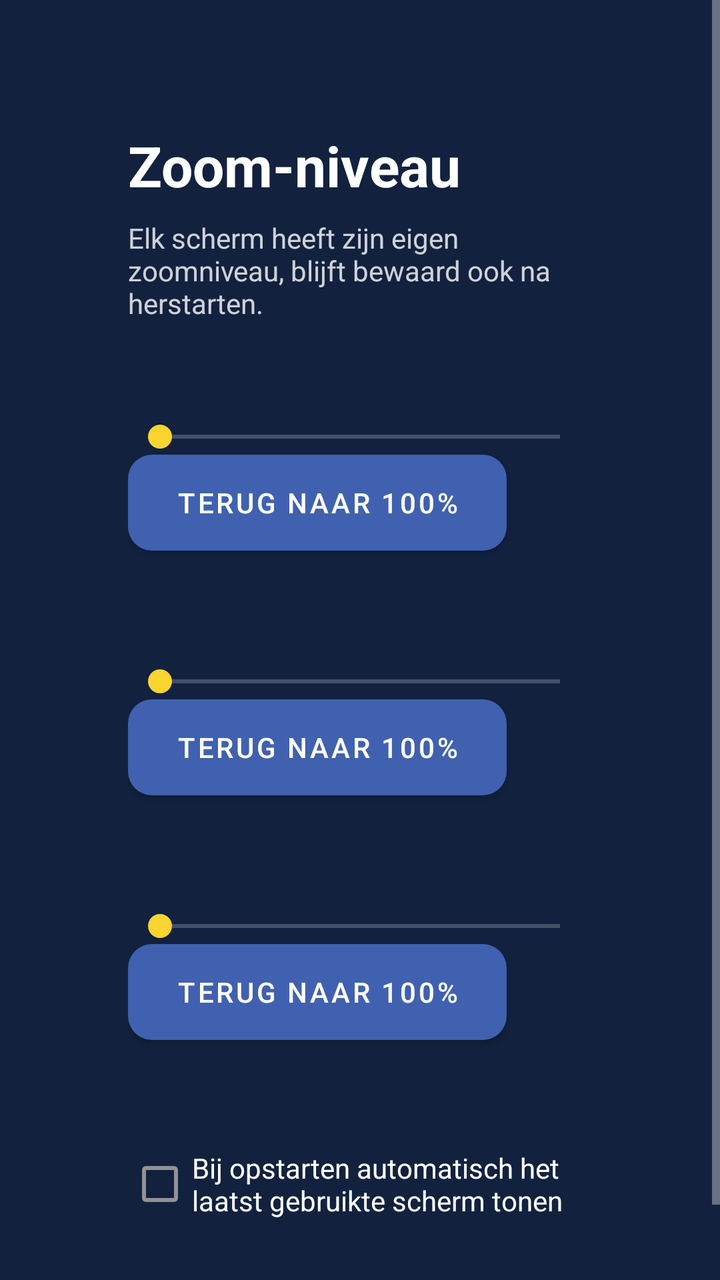
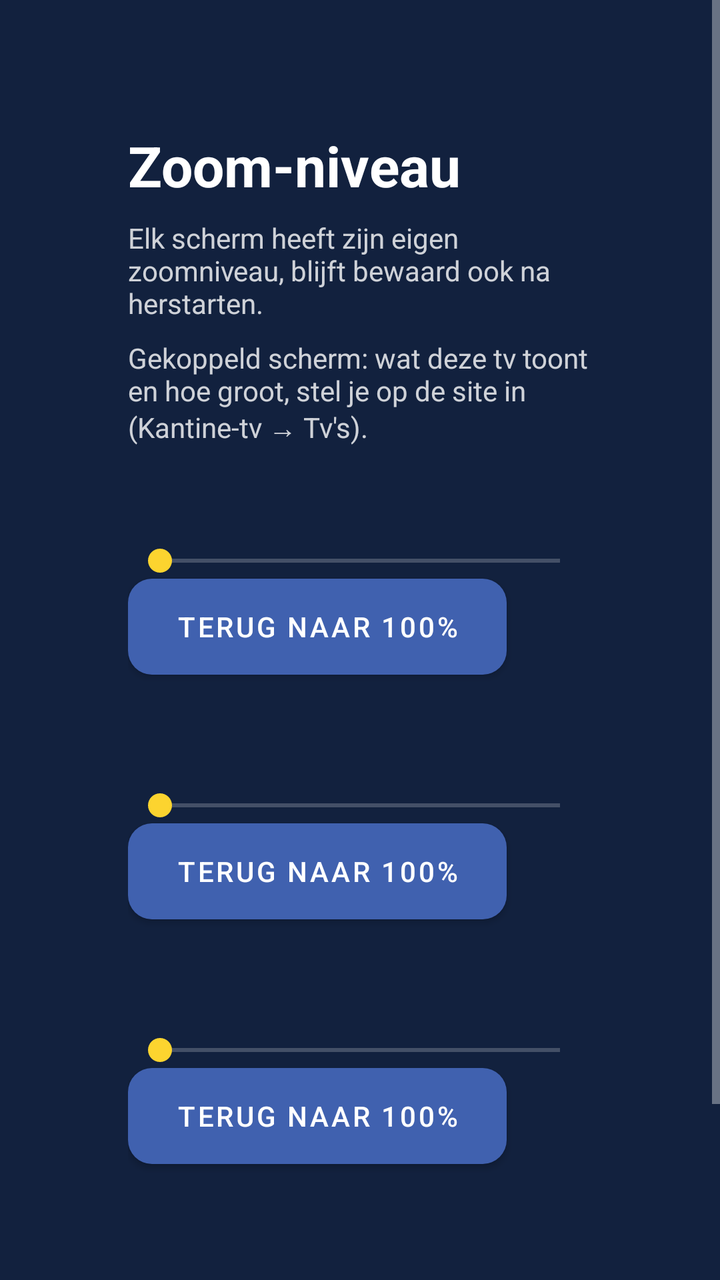

Two renders of the same Android screen: before a commit and after it. Below are the layout's source before the change and the commit's diff.
<!-- AndroidManifest.xml: activity theme Theme.KantineTv -->
<!-- res/layout/activity_settings.xml -->
<?xml version="1.0" encoding="utf-8"?>
<ScrollView xmlns:android="http://schemas.android.com/apk/res/android"
    xmlns:app="http://schemas.android.com/apk/res-auto"
    android:layout_width="match_parent"
    android:layout_height="match_parent"
    android:background="@color/achtergrond"
    android:fillViewport="true">

    <LinearLayout
        android:layout_width="match_parent"
        android:layout_height="wrap_content"
        android:orientation="vertical"
        android:padding="64dp">

        <TextView
            android:layout_width="wrap_content"
            android:layout_height="wrap_content"
            android:text="@string/zoom_titel"
            android:textColor="@color/wit"
            android:textSize="28sp"
            android:textStyle="bold" />

        <TextView
            android:layout_width="wrap_content"
            android:layout_height="wrap_content"
            android:layout_marginTop="8dp"
            android:layout_marginBottom="24dp"
            android:text="@string/zoom_uitleg"
            android:textColor="@color/wit"
            android:alpha="0.8" />

        
        <LinearLayout
            android:layout_width="match_parent"
            android:layout_height="wrap_content"
            android:gravity="center_vertical"
            android:orientation="horizontal">

            <TextView
                android:id="@+id/prijzenTitel"
                android:layout_width="0dp"
                android:layout_height="wrap_content"
                android:layout_weight="1"
                android:textColor="@color/wit"
                android:textSize="18sp"
                android:textStyle="bold" />

            <TextView
                android:id="@+id/prijzenZoomWaarde"
                android:layout_width="wrap_content"
                android:layout_height="wrap_content"
                android:textColor="@color/geel"
                android:textSize="18sp"
                android:textStyle="bold" />
        </LinearLayout>

        <SeekBar
            android:id="@+id/prijzenZoomSeekbar"
            android:layout_width="match_parent"
            android:layout_height="wrap_content"
            android:focusable="true"
            android:nextFocusDown="@id/prijzenZoomResetKnop" />

        <Button
            android:id="@+id/prijzenZoomResetKnop"
            android:layout_width="wrap_content"
            android:layout_height="wrap_content"
            android:layout_marginBottom="32dp"
            android:background="@drawable/tv_card_background"
            android:paddingHorizontal="24dp"
            android:text="@string/zoom_reset"
            android:textColor="@color/wit"
            android:nextFocusUp="@id/prijzenZoomSeekbar"
            android:nextFocusDown="@id/diasZoomSeekbar"
            app:backgroundTint="@null" />

        
        <LinearLayout
            android:layout_width="match_parent"
            android:layout_height="wrap_content"
            android:gravity="center_vertical"
            android:orientation="horizontal">

            <TextView
                android:id="@+id/diasTitel"
                android:layout_width="0dp"
                android:layout_height="wrap_content"
                android:layout_weight="1"
                android:textColor="@color/wit"
                android:textSize="18sp"
                android:textStyle="bold" />

            <TextView
                android:id="@+id/diasZoomWaarde"
                android:layout_width="wrap_content"
                android:layout_height="wrap_content"
                android:textColor="@color/geel"
                android:textSize="18sp"
                android:textStyle="bold" />
        </LinearLayout>

        <SeekBar
            android:id="@+id/diasZoomSeekbar"
            android:layout_width="match_parent"
            android:layout_height="wrap_content"
            android:focusable="true"
            android:nextFocusUp="@id/prijzenZoomResetKnop"
            android:nextFocusDown="@id/diasZoomResetKnop" />

        <Button
            android:id="@+id/diasZoomResetKnop"
            android:layout_width="wrap_content"
            android:layout_height="wrap_content"
            android:layout_marginBottom="32dp"
            android:background="@drawable/tv_card_background"
            android:paddingHorizontal="24dp"
            android:text="@string/zoom_reset"
            android:textColor="@color/wit"
            android:nextFocusUp="@id/diasZoomSeekbar"
            android:nextFocusDown="@id/gedeeldZoomSeekbar"
            app:backgroundTint="@null" />

        
        <LinearLayout
            android:layout_width="match_parent"
            android:layout_height="wrap_content"
            android:gravity="center_vertical"
            android:orientation="horizontal">

            <TextView
                android:id="@+id/gedeeldTitel"
                android:layout_width="0dp"
                android:layout_height="wrap_content"
                android:layout_weight="1"
                android:textColor="@color/wit"
                android:textSize="18sp"
                android:textStyle="bold" />

            <TextView
                android:id="@+id/gedeeldZoomWaarde"
                android:layout_width="wrap_content"
                android:layout_height="wrap_content"
                android:textColor="@color/geel"
                android:textSize="18sp"
                android:textStyle="bold" />
        </LinearLayout>

        <SeekBar
            android:id="@+id/gedeeldZoomSeekbar"
            android:layout_width="match_parent"
            android:layout_height="wrap_content"
            android:focusable="true"
            android:nextFocusUp="@id/diasZoomResetKnop"
            android:nextFocusDown="@id/gedeeldZoomResetKnop" />

        <Button
            android:id="@+id/gedeeldZoomResetKnop"
            android:layout_width="wrap_content"
            android:layout_height="wrap_content"
            android:background="@drawable/tv_card_background"
            android:paddingHorizontal="24dp"
            android:text="@string/zoom_reset"
            android:textColor="@color/wit"
            android:nextFocusUp="@id/gedeeldZoomSeekbar"
            android:nextFocusDown="@id/autoStartCheckbox"
            app:backgroundTint="@null" />

        <CheckBox
            android:id="@+id/autoStartCheckbox"
            android:layout_width="wrap_content"
            android:layout_height="wrap_content"
            android:layout_marginTop="48dp"
            android:text="@string/auto_start_label"
            android:textColor="@color/wit"
            android:nextFocusUp="@id/gedeeldZoomResetKnop" />

    </LinearLayout>
</ScrollView>
<!-- resources referenced by this layout -->
<resources>
  <color name="achtergrond">#12213E</color>
  <color name="geel">#FCD42F</color>
  <color name="wit">#FFFFFF</color>
  <!-- drawable tv_card_background (drawable) -->
  <?xml version="1.0" encoding="utf-8"?>
  <selector xmlns:android="http://schemas.android.com/apk/res/android">
      <item android:state_focused="true">
          <shape android:shape="rectangle">
              <solid android:color="@color/geel" />
              <corners android:radius="12dp" />
              <stroke android:width="4dp" android:color="@color/wit" />
          </shape>
      </item>
      <item>
          <shape android:shape="rectangle">
              <solid android:color="@color/blauw" />
              <corners android:radius="12dp" />
          </shape>
      </item>
  </selector>
  <string name="auto_start_label">Bij opstarten automatisch het laatst gebruikte scherm tonen</string>
  <string name="zoom_reset">Terug naar 100%</string>
  <string name="zoom_titel">Zoom-niveau</string>
  <string name="zoom_uitleg">Elk scherm heeft zijn eigen zoomniveau, blijft bewaard ook na herstarten.</string>
  <style name="Theme.KantineTv" parent="Theme.MaterialComponents.NoActionBar">
          <item name="colorPrimary">@color/blauw</item>
          <item name="colorPrimaryDark">@color/blauw_donker</item>
          <item name="colorAccent">@color/geel</item>
          <item name="android:windowBackground">@color/achtergrond</item>
          <item name="android:statusBarColor">@color/achtergrond</item>
      </style>
  <color name="blauw">#4061AF</color>
  <color name="blauw_donker">#2C4680</color>
</resources>

<!-- the commit's change to res/layout/activity_settings.xml (unified diff, before → after) -->
@@ -26,6 +26,15 @@
             android:layout_marginTop="8dp"
             android:layout_marginBottom="24dp"
             android:text="@string/zoom_uitleg"
+            android:textColor="@color/wit"
+            android:alpha="0.8" />
+
+        <TextView
+            android:layout_width="wrap_content"
+            android:layout_height="wrap_content"
+            android:layout_marginTop="-16dp"
+            android:layout_marginBottom="24dp"
+            android:text="@string/gekoppeld_uitleg"
             android:textColor="@color/wit"
             android:alpha="0.8" />
 
<!-- resource entries referenced after the edit -->
@@ -21,6 +21,7 @@
       </item>
   </selector>
   <string name="auto_start_label">Bij opstarten automatisch het laatst gebruikte scherm tonen</string>
+  <string name="gekoppeld_uitleg">Gekoppeld scherm: wat deze tv toont en hoe groot, stel je op de site in (Kantine-tv → Tv\'s).</string>
   <string name="zoom_reset">Terug naar 100%</string>
   <string name="zoom_titel">Zoom-niveau</string>
   <string name="zoom_uitleg">Elk scherm heeft zijn eigen zoomniveau, blijft bewaard ook na herstarten.</string>
